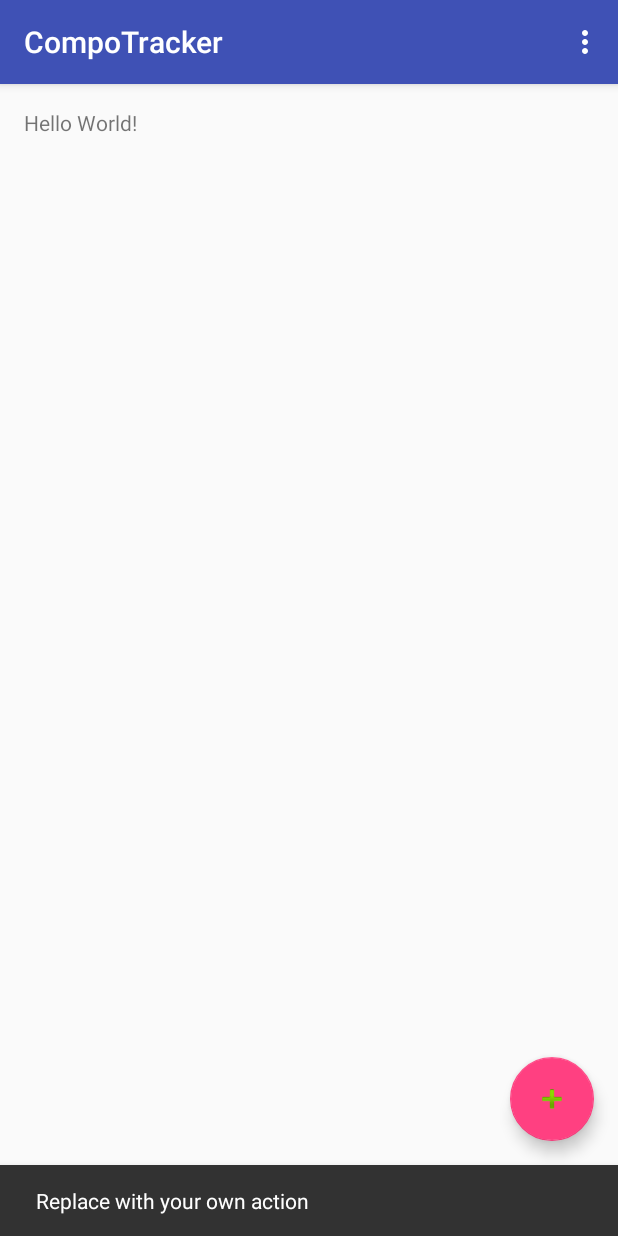
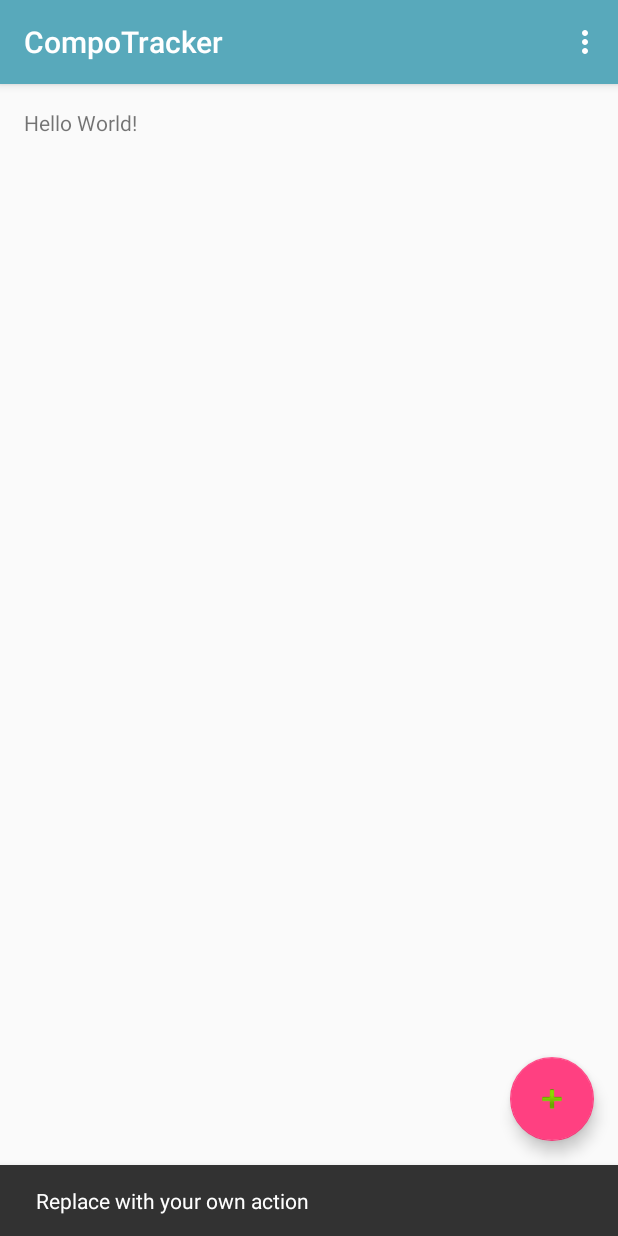
Before and after one commit to rhartvik/CompoTracker, an Android app: the screen it shows after launch (MainActivity), after a tap on an icon or button, on a phone screen of 412 x 824 dp. Run offline under Robolectric (Android 15) with nearby library versions, the phone set to English and light mode, and no system bars.

Commit message:
Added cool background colour.

```diff
--- a/app/src/main/res/values/colors.xml
+++ b/app/src/main/res/values/colors.xml
@@ -1,6 +1,6 @@
 <?xml version="1.0" encoding="utf-8"?>
 <resources>
-    <color name="colorPrimary">#3F51B5</color>
+    <color name="colorPrimary">#58a9bb</color>
     <color name="colorPrimaryDark">#303F9F</color>
     <color name="colorAccent">#FF4081</color>
 </resources>
```
